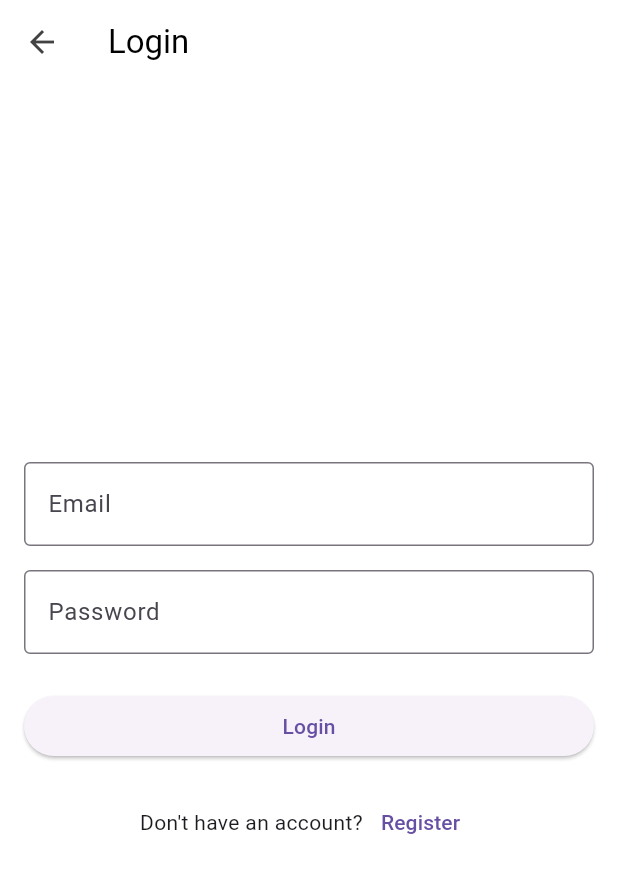
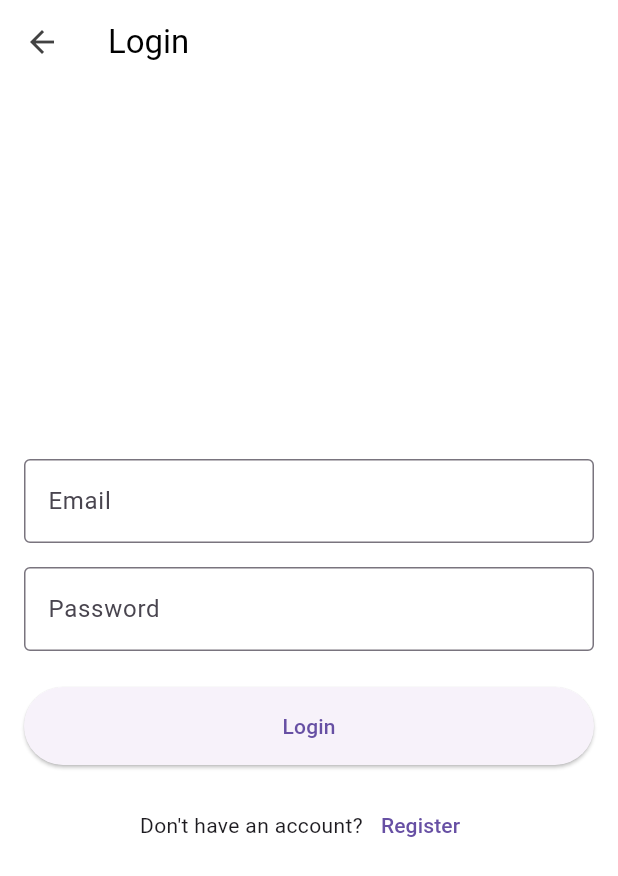
Before and after one commit to pasindunavodya01/LuxuryCarHub-MAD2, a Flutter app: the screen it shows after launch, on a phone screen of 412 x 824 dp. Shown: the top 876 px of the screen. Run offline on Flutter 3.47's test engine with Material 3 defaults, Android fonts, the phone set to English and light mode, and no system bars; our stand-ins replace cached_network_image, dio, flutter_map, geolocator, google_fonts, image_picker and 2 more; missing offline and left inert: flutter_map_cancellable_tile_provider.

Commit message:
Login and register buttons loading fixed

```diff
--- a/lib/screens/login_screen.dart
+++ b/lib/screens/login_screen.dart
@@ -152,12 +152,25 @@ class _LoginScreenState extends State<LoginScreen> {
                   },
                 ),
                 const SizedBox(height: 24),
-                _isLoading
-                    ? const CircularProgressIndicator()
-                    : ElevatedButton(
-                        onPressed: _login,
-                        child: const Text('Login'),
-                      ),
+                ElevatedButton(
+                  onPressed: _isLoading ? null : _login,
+                  style: ElevatedButton.styleFrom(
+                    padding: const EdgeInsets.symmetric(vertical: 16),
+                  ),
+                  child: _isLoading
+                      ? Center(
+                          child: SizedBox(
+                            width: 24,
+                            height: 24,
+                            child: CircularProgressIndicator(
+                              strokeWidth: 3,
+                              valueColor:
+                                  AlwaysStoppedAnimation<Color>(Colors.white),
+                            ),
+                          ),
+                        )
+                      : const Text('Login'),
+                ),
                 const SizedBox(height: 16),
                 Row(
                   mainAxisAlignment: MainAxisAlignment.center,
```
Also changed, not shown: lib/screens/register_screen.dart (+21 -9 lines).
